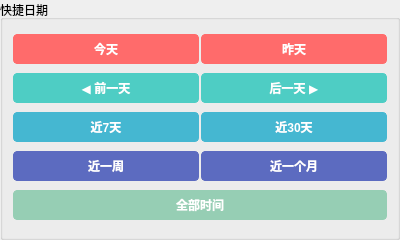
First picture: the form in quick_date_panel.ui, repository 244727418/shouhou, before the edit.
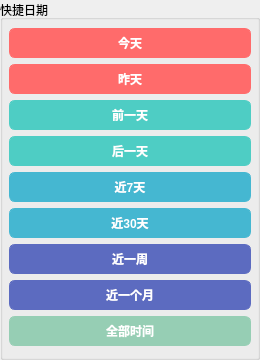
Second picture: the form after the edit.

Commit message: 修改布局

Patch:
```diff
--- a/quick_date_panel.ui
+++ b/quick_date_panel.ui
@@ -6,8 +6,8 @@
    <rect>
     <x>0</x>
     <y>0</y>
-    <width>400</width>
-    <height>240</height>
+    <width>260</width>
+    <height>360</height>
    </rect>
   </property>
   <property name="windowTitle">
@@ -21,175 +21,147 @@
   </property>
   <layout class="QVBoxLayout" name="quick_date_layout">
    <property name="spacing">
-    <number>5</number>
+    <number>4</number>
    </property>
    <property name="leftMargin">
-    <number>10</number>
+    <number>6</number>
    </property>
    <property name="topMargin">
-    <number>10</number>
+    <number>6</number>
    </property>
    <property name="rightMargin">
-    <number>10</number>
+    <number>6</number>
    </property>
    <property name="bottomMargin">
-    <number>10</number>
-   </property>
-   <item>
-    <layout class="QHBoxLayout" name="today_yesterday_layout">
-     <property name="spacing">
-      <number>2</number>
+    <number>6</number>
      </property>
      <item>
       <widget class="QPushButton" name="today_btn">
+     <property name="minimumSize">
+      <size>
+       <width>0</width>
+       <height>30</height>
+      </size>
+     </property>
        <property name="text">
         <string>今天</string>
        </property>
-       <property name="minimumSize">
-        <size>
-         <width>90</width>
-         <height>30</height>
-        </size>
-       </property>
        <property name="styleSheet">
-        <string notr="true">QPushButton { padding: 5px 8px; border: 1px solid #FF6B6B; border-radius: 4px; background-color: #FF6B6B; color: white; font-weight: bold; } QPushButton:hover { background-color: #FF5252; }</string>
+      <string notr="true">QPushButton { padding: 5px 10px; border: 1px solid #FF6B6B; border-radius: 6px; background-color: #FF6B6B; color: white; font-weight: bold; font-size: 12px; } QPushButton:hover { background-color: #FF5252; }</string>
        </property>
       </widget>
      </item>
      <item>
       <widget class="QPushButton" name="yesterday_btn">
+     <property name="minimumSize">
+      <size>
+       <width>0</width>
+       <height>30</height>
+      </size>
+     </property>
        <property name="text">
         <string>昨天</string>
        </property>
-       <property name="minimumSize">
-        <size>
-         <width>90</width>
-         <height>30</height>
-        </size>
-       </property>
        <property name="styleSheet">
-        <string notr="true">QPushButton { padding: 5px 8px; border: 1px solid #FF6B6B; border-radius: 4px; background-color: #FF6B6B; color: white; font-weight: bold; } QPushButton:hover { background-color: #FF5252; }</string>
+      <string notr="true">QPushButton { padding: 5px 10px; border: 1px solid #FF6B6B; border-radius: 6px; background-color: #FF6B6B; color: white; font-weight: bold; font-size: 12px; } QPushButton:hover { background-color: #FF5252; }</string>
        </property>
       </widget>
      </item>
-    </layout>
-   </item>
-   <item>
-    <layout class="QHBoxLayout" name="prev_next_layout">
-     <property name="spacing">
-      <number>2</number>
-     </property>
      <item>
       <widget class="QPushButton" name="prev_day_btn">
-       <property name="text">
-        <string>◀ 前一天</string>
-       </property>
        <property name="minimumSize">
         <size>
-         <width>90</width>
+       <width>0</width>
          <height>30</height>
         </size>
        </property>
+     <property name="text">
+      <string>前一天</string>
+     </property>
        <property name="styleSheet">
-        <string notr="true">QPushButton { padding: 5px 8px; border: 1px solid #4ECDC4; border-radius: 4px; background-color: #4ECDC4; color: white; font-weight: bold; } QPushButton:hover { background-color: #26C6DA; }</string>
+      <string notr="true">QPushButton { padding: 5px 10px; border: 1px solid #4ECDC4; border-radius: 6px; background-color: #4ECDC4; color: white; font-weight: bold; font-size: 12px; } QPushButton:hover { background-color: #26C6DA; }</string>
        </property>
       </widget>
      </item>
      <item>
       <widget class="QPushButton" name="next_day_btn">
-       <property name="text">
-        <string>后一天 ▶</string>
-       </property>
        <property name="minimumSize">
         <size>
-         <width>90</width>
+       <width>0</width>
          <height>30</height>
         </size>
        </property>
+     <property name="text">
+      <string>后一天</string>
+     </property>
        <property name="styleSheet">
-        <string notr="true">QPushButton { padding: 5px 8px; border: 1px solid #4ECDC4; border-radius: 4px; background-color: #4ECDC4; color: white; font-weight: bold; } QPushButton:hover { background-color: #26C6DA; }</string>
+      <string notr="true">QPushButton { padding: 5px 10px; border: 1px solid #4ECDC4; border-radius: 6px; background-color: #4ECDC4; color: white; font-weight: bold; font-size: 12px; } QPushButton:hover { background-color: #26C6DA; }</string>
        </property>
       </widget>
      </item>
-    </layout>
-   </item>
-   <item>
-    <layout class="QHBoxLayout" name="week_month_layout">
-     <property name="spacing">
-      <number>2</number>
-     </property>
      <item>
       <widget class="QPushButton" name="week_btn">
+     <property name="minimumSize">
+      <size>
+       <width>0</width>
+       <height>30</height>
+      </size>
+     </property>
        <property name="text">
         <string>近7天</string>
        </property>
-       <property name="minimumSize">
-        <size>
-         <width>90</width>
-         <height>30</height>
-        </size>
-       </property>
        <property name="styleSheet">
-        <string notr="true">QPushButton { padding: 5px 8px; border: 1px solid #45B7D1; border-radius: 4px; background-color: #45B7D1; color: white; font-weight: bold; } QPushButton:hover { background-color: #29B6F6; }</string>
+      <string notr="true">QPushButton { padding: 5px 10px; border: 1px solid #45B7D1; border-radius: 6px; background-color: #45B7D1; color: white; font-weight: bold; font-size: 12px; } QPushButton:hover { background-color: #29B6F6; }</string>
        </property>
       </widget>
      </item>
      <item>
       <widget class="QPushButton" name="month_btn">
+     <property name="minimumSize">
+      <size>
+       <width>0</width>
+       <height>30</height>
+      </size>
+     </property>
        <property name="text">
         <string>近30天</string>
        </property>
-       <property name="minimumSize">
-        <size>
-         <width>90</width>
-         <height>30</height>
-        </size>
-       </property>
        <property name="styleSheet">
-        <string notr="true">QPushButton { padding: 5px 8px; border: 1px solid #45B7D1; border-radius: 4px; background-color: #45B7D1; color: white; font-weight: bold; } QPushButton:hover { background-color: #29B6F6; }</string>
+      <string notr="true">QPushButton { padding: 5px 10px; border: 1px solid #45B7D1; border-radius: 6px; background-color: #45B7D1; color: white; font-weight: bold; font-size: 12px; } QPushButton:hover { background-color: #29B6F6; }</string>
        </property>
       </widget>
      </item>
-    </layout>
-   </item>
-   <item>
-    <layout class="QHBoxLayout" name="full_week_month_layout">
-     <property name="spacing">
-      <number>2</number>
-     </property>
      <item>
       <widget class="QPushButton" name="full_week_btn">
+     <property name="minimumSize">
+      <size>
+       <width>0</width>
+       <height>30</height>
+      </size>
+     </property>
        <property name="text">
         <string>近一周</string>
        </property>
-       <property name="minimumSize">
-        <size>
-         <width>90</width>
-         <height>30</height>
-        </size>
-       </property>
        <property name="styleSheet">
-        <string notr="true">QPushButton { padding: 5px 8px; border: 1px solid #5C6BC0; border-radius: 4px; background-color: #5C6BC0; color: white; font-weight: bold; } QPushButton:hover { background-color: #3F51B5; }</string>
+      <string notr="true">QPushButton { padding: 5px 10px; border: 1px solid #5C6BC0; border-radius: 6px; background-color: #5C6BC0; color: white; font-weight: bold; font-size: 12px; } QPushButton:hover { background-color: #3F51B5; }</string>
        </property>
       </widget>
      </item>
      <item>
       <widget class="QPushButton" name="full_month_btn">
+     <property name="minimumSize">
+      <size>
+       <width>0</width>
+       <height>30</height>
+      </size>
+     </property>
        <property name="text">
         <string>近一个月</string>
        </property>
-       <property name="minimumSize">
-        <size>
-         <width>90</width>
-         <height>30</height>
-        </size>
-       </property>
        <property name="styleSheet">
-        <string notr="true">QPushButton { padding: 5px 8px; border: 1px solid #5C6BC0; border-radius: 4px; background-color: #5C6BC0; color: white; font-weight: bold; } QPushButton:hover { background-color: #3F51B5; }</string>
-       </property>
-      </widget>
-     </item>
-    </layout>
+      <string notr="true">QPushButton { padding: 5px 10px; border: 1px solid #5C6BC0; border-radius: 6px; background-color: #5C6BC0; color: white; font-weight: bold; font-size: 12px; } QPushButton:hover { background-color: #3F51B5; }</string>
+     </property>
+    </widget>
    </item>
    <item>
     <widget class="QPushButton" name="all_time_btn">
@@ -203,7 +175,7 @@
       </size>
      </property>
      <property name="styleSheet">
-      <string notr="true">QPushButton { padding: 5px 10px; border: 1px solid #96CEB4; border-radius: 4px; background-color: #96CEB4; color: white; font-weight: bold; } QPushButton:hover { background-color: #81C784; }</string>
+      <string notr="true">QPushButton { padding: 5px 10px; border: 1px solid #96CEB4; border-radius: 6px; background-color: #96CEB4; color: white; font-weight: bold; font-size: 12px; } QPushButton:hover { background-color: #81C784; }</string>
      </property>
     </widget>
    </item>
```
Left out of the diff: 12 changed lines with no effect on the pictures. Lines whose indentation alone changed are shown as unchanged. The commit also changes 5 other files.
